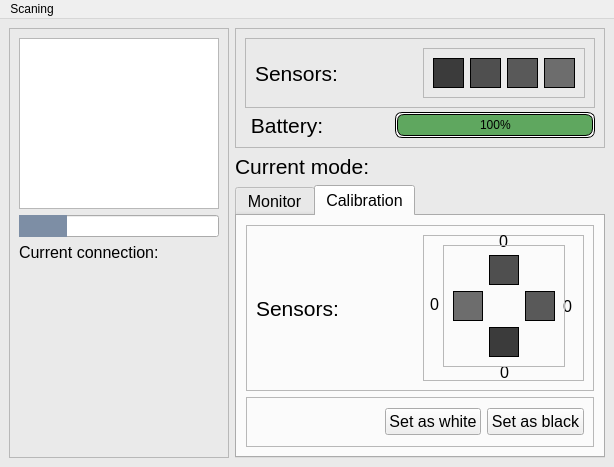
Zyvexa/TrueElectronics-Robot, file Gui/gui.ui: the form before one commit.
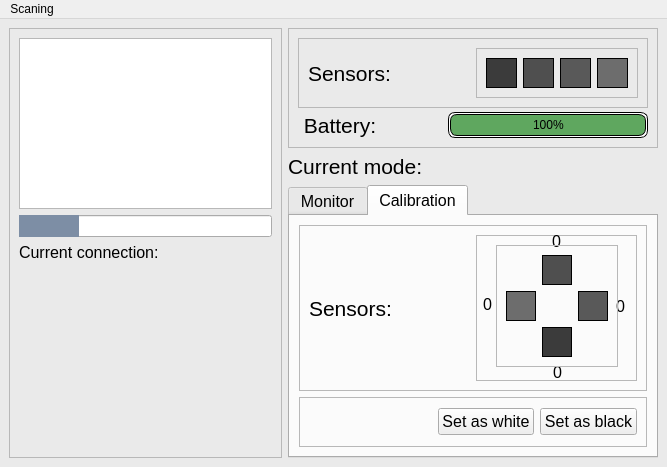
The form after the commit.

Patch:
```diff
--- a/Gui/gui.ui
+++ b/Gui/gui.ui
@@ -6,7 +6,7 @@
    <rect>
     <x>0</x>
     <y>0</y>
-    <width>613</width>
+    <width>667</width>
     <height>467</height>
    </rect>
   </property>
@@ -56,8 +56,8 @@
          </property>
          <property name="maximumSize">
           <size>
-           <width>300</width>
-           <height>16777215</height>
+           <width>16777215</width>
+           <height>200</height>
           </size>
          </property>
          <property name="toolTip">
@@ -836,7 +836,7 @@
     <rect>
      <x>0</x>
      <y>0</y>
-     <width>613</width>
+     <width>667</width>
      <height>21</height>
     </rect>
    </property>
```
